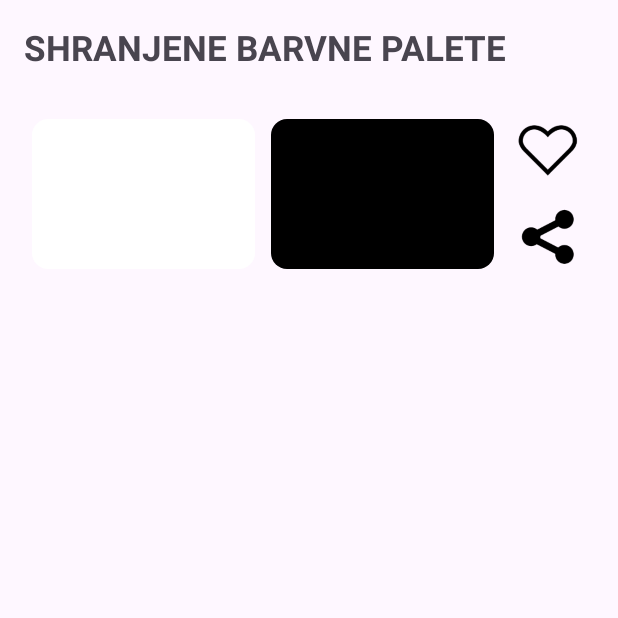
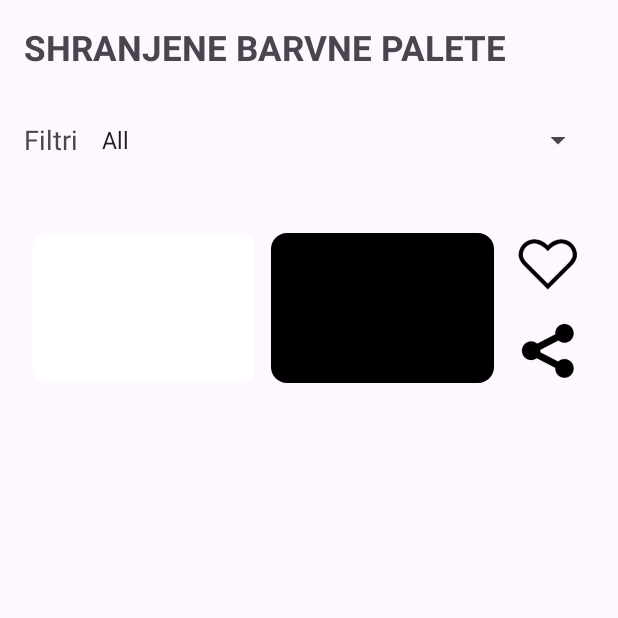
Before and after one commit to pikazibert/EMP, an Android app: the SavedPalettesActivity screen opened directly, with no data from a screen before it, on a phone screen of 412 x 824 dp, the top half of it. Run offline under Robolectric (Android 15) with nearby library versions, the light colour scheme and no system bars.

Commit message:
dodal filtre

```diff
--- a/app/src/main/java/com/example/emp/SavedPalettesActivity.kt
+++ b/app/src/main/java/com/example/emp/SavedPalettesActivity.kt
@@ -11,155 +11,177 @@ import android.os.Handler
 import android.os.Looper
 import android.view.Gravity
 import android.view.View
-import android.widget.ImageView
-import android.widget.LinearLayout
-import android.widget.TextView
-import android.widget.Toast
+import android.widget.*
 import androidx.appcompat.app.AppCompatActivity
 
 class SavedPalettesActivity : AppCompatActivity() {
 
-    // Ustvarimo lazy inicializirano referenco na SharedPreferences, kjer so shranjene barvne palete.
     private val sharedPreferences by lazy { getSharedPreferences("Palettes", MODE_PRIVATE) }
 
     override fun onCreate(savedInstanceState: Bundle?) {
         super.onCreate(savedInstanceState)
         setContentView(R.layout.activity_saved_palettes)
 
-        // Poiščemo LinearLayout iz XML datoteke za prikazovanje shranjenih palet.
         val paletteContainer = findViewById<LinearLayout>(R.id.savedPaletteContainer)
-
-        // Naložimo vse shranjene barvne palete.
+        val spinner = findViewById<Spinner>(R.id.filterDropdown)
         val savedPalettes = loadAllPalettes()
 
-        // Če ni shranjenih palet, prikažemo Toast sporočilo.
         if (savedPalettes.isEmpty()) {
             Toast.makeText(this, "No saved palettes found!", Toast.LENGTH_SHORT).show()
         } else {
-            // Če so palete prisotne, jih prikažemo.
             displayPalettes(paletteContainer, savedPalettes)
+        }
+
+        val filters = listOf("All", "Liked", "2 Col", "3 Col", "4 Col")
+        val adapter = ArrayAdapter(
+            this,
+            android.R.layout.simple_spinner_item,
+            filters
+        )
+        adapter.setDropDownViewResource(android.R.layout.simple_spinner_dropdown_item)
+        spinner.adapter = adapter
+
+        spinner.onItemSelectedListener = object : AdapterView.OnItemSelectedListener {
+            override fun onItemSelected(
+                parent: AdapterView<*>,
+                view: View?,
+                position: Int,
+                id: Long
+            ) {
+                val selectedFilter = filters[position]
+                val filteredPalettes = when (selectedFilter) {
+                    "Liked" -> savedPalettes.filter { isLiked(it.second) }
+                    "2 Col" -> savedPalettes.filter { it.first.size == 2 }
+                    "3 Col" -> savedPalettes.filter { it.first.size == 3 }
+                    "4 Col" -> savedPalettes.filter { it.first.size == 4 }
+                    else -> savedPalettes
+                }
+                displayPalettes(paletteContainer, filteredPalettes)
+            }
+
+            override fun onNothingSelected(parent: AdapterView<*>) {
+                // No action needed
+            }
         }
     }
 
-    /**
-     * Naloži vse shranjene barvne palete iz SharedPreferences.
-     * Vrne seznam palet, kjer je vsaka paleta predstavljena kot seznam nizov z barvnimi kodami.
-
-*/
     private fun loadAllPalettes(): List<Pair<List<String>, String>> {
         val palettesWithLikes = mutableListOf<Pair<List<String>, String>>()
-
-        // Preberi vse ključe iz SharedPreferences (seznam vseh palet).
         sharedPreferences.all.forEach { (key, value) ->
-            // Preveri, če je vrednost tipa Set (to je barvna paleta).
             if (value is Set<*>) {
-                // Pretvori Set v seznam nizov.
                 val palette = value.mapNotNull { it.toString() }
-
-                // Preveri, ali je ta paleta "liked" (oziroma njen status).
-                //val isLiked = sharedPreferences.getBoolean("liked_$key", false)
-
-                // Dodaj paleto in njen "liked" status v seznam.
                 palettesWithLikes.add(Pair(palette, key))
             }
         }
-
         return palettesWithLikes
     }
 
-    /**
-     * Prikaže vse shranjene palete v podanem LinearLayout.
-     * Vsaka paleta se prikaže kot vrstica z barvnimi pogledi.
-     */
-    private fun displayPalettes(container: LinearLayout, palettes: List<Pair<List<String>, String>>) {
-        container.removeAllViews() // Počistimo obstoječe poglede.
-
+    private fun displayPalettes(
+        container: LinearLayout,
+        palettes: List<Pair<List<String>, String>>
+    ) {
+        container.removeAllViews()
         for ((palette, key) in palettes) {
-            // Glavni kontejner za eno paleto
             val paletteRow = LinearLayout(this).apply {
-                orientation = LinearLayout.HORIZONTAL // Horizontalna postavitev
+                orientation = LinearLayout.HORIZONTAL
                 layoutParams = LinearLayout.LayoutParams(
                     LinearLayout.LayoutParams.MATCH_PARENT,
                     LinearLayout.LayoutParams.WRAP_CONTENT
                 )
-                setPadding(0, 16, 0, 16) // Razmiki med vrsticami
+                setPadding(0, 16, 0, 16)
             }
-
-            // Dodamo barvne kvadrate
             for (color in palette) {
                 val colorView = createColorView(color)
                 paletteRow.addView(colorView)
             }
-
-            // Dodamo gumba za "Like" in "Share"
-            // Gumb "Like" z ikono (thumb-up)
             val likeButton = ImageView(this).apply {
-                if(DarkOn()) {
-                    setImageResource(if (isLiked(key)) R.drawable.like else R.drawable.no_like_dark) // Nastavimo ikono glede na to, ali je bila paleta všeč
-                }else{
-                    setImageResource(if (isLiked(key)) R.drawable.like else R.drawable.no_like) // Nastavimo ikono glede na to, ali je bila paleta všeč
+                if (DarkOn()) {
+                    setImageResource(if (isLiked(key)) R.drawable.like else R.drawable.no_like_dark)
+                } else {
+                    setImageResource(if (isLiked(key)) R.drawable.like else R.drawable.no_like)
                 }
                 layoutParams = LinearLayout.LayoutParams(60, 60).apply {
-                    setMargins(0, 10, 0, 0) // Razmiki okoli gumba
-                } // Velikost ikone
+                    setMargins(0, 10, 0, 0)
+                }
                 setOnClickListener {
                     val editor = sharedPreferences.edit()
-                    editor.putBoolean("liked_$key", !isLiked(key)) // Posodobi "liked" status za ta ključ
+                    editor.putBoolean("liked_$key", !isLiked(key))
                     editor.apply()
-                    if(DarkOn()) {
-                        setImageResource(if (isLiked(key)) R.drawable.like else R.drawable.no_like_dark) // Nastavimo ikono glede na to, ali je bila paleta všeč
-                    }else{
-                        setImageResource(if (isLiked(key)) R.drawable.like else R.drawable.no_like) // Nastavimo ikono glede na to, ali je bila paleta všeč
+                    if (DarkOn()) {
+                        setImageResource(if (isLiked(key)) R.drawable.like else R.drawable.no_like_dark)
+                    } else {
+                        setImageResource(if (isLiked(key)) R.drawable.like else R.drawable.no_like)
                     }
                 }
             }
-
             val shareButton = ImageView(this).apply {
-                if(DarkOn()) {
-                    setImageResource(R.drawable.share_dark) // Nastavite vir slike (share)
-                }else{
-                    setImageResource(R.drawable.share) // Nastavite vir slike (share)
-
+                if (DarkOn()) {
+                    setImageResource(R.drawable.share_dark)
+                } else {
+                    setImageResource(R.drawable.share)
                 }
                 layoutParams = LinearLayout.LayoutParams(60, 60).apply {
-                    setMargins(0, 0, 0, 10) // Razmiki okoli gumba
-                } // Velikost ikone
+                    setMargins(0, 0, 0, 10)
+                }
                 setOnClickListener {
-                    sharePalette(palette) // Funkcija za deljenje palete
+                    sharePalette(palette)
                 }
             }
-
-            // Dodajte vertikalni prostor med gumbi z uporabo Dummy View ali prazen LinearLayout
             val space = View(this).apply {
                 layoutParams = LinearLayout.LayoutParams(
-                    LinearLayout.LayoutParams.MATCH_PARENT, // Polna širina
-                    0 // Brez dejanske višine
+                    LinearLayout.LayoutParams.MATCH_PARENT,
+                    0
                 ).apply {
-                    weight = 1f // Dodelite težišče, da ustvari prostor med gumbi
+                    weight = 1f
                 }
             }
-
-            // Ustvarimo vertikalni kontejner za gumba
             val buttonContainer = LinearLayout(this).apply {
-                orientation = LinearLayout.VERTICAL // Vertikalna postavitev
+                orientation = LinearLayout.VERTICAL
                 layoutParams = LinearLayout.LayoutParams(
                     LinearLayout.LayoutParams.WRAP_CONTENT,
                     LinearLayout.LayoutParams.MATCH_PARENT
                 ).apply {
-                    setMargins(16, 0, 16, 0) // Razmiki okoli gumba
+                    setMargins(16, 0, 16, 0)
                 }
             }
-
-// Dodamo gumba v vertikalni kontejner
             buttonContainer.addView(likeButton)
-            buttonContainer.addView(space) // Prazni prostor med gumboma
+            buttonContainer.addView(space)
             buttonContainer.addView(shareButton)
-
-// Dodamo kontejner z gumbi v vrstico
             paletteRow.addView(buttonContainer)
-            // Dodamo vrstico v glavni vsebnik
             container.addView(paletteRow)
         }
+    }
+
+    private fun createColorView(color: String): LinearLayout {
+        val colorView = LinearLayout(this)
+        val backgroundDrawable = GradientDrawable().apply {
+            shape = GradientDrawable.RECTANGLE
+            cornerRadius = 16f
+            setColor(Color.parseColor(color))
+        }
+        colorView.background = backgroundDrawable
+        val layoutParams = LinearLayout.LayoutParams(0, 150, 1f)
+        layoutParams.setMargins(8, 8, 8, 8)
+        colorView.layoutParams = layoutParams
+        val colorCodeTextView = TextView(this).apply {
+            text = color
+            setTextColor(Color.BLACK)
+            textSize = 12f
+            gravity = Gravity.CENTER
+            visibility = TextView.GONE
+        }
+        colorView.addView(colorCodeTextView)
+        colorView.setOnClickListener {
+            val clipboard = getSystemService(Context.CLIPBOARD_SERVICE) as ClipboardManager
+            val clip = ClipData.newPlainText("Color Code", color)
+            clipboard.setPrimaryClip(clip)
+            Toast.makeText(this, "Color code copied", Toast.LENGTH_SHORT).show()
+            colorCodeTextView.visibility = TextView.VISIBLE
+            Handler(Looper.getMainLooper()).postDelayed({
+                colorCodeTextView.visibility = TextView.GONE
+            }, 10000)
+        }
+        return colorView
     }
 
     private fun sharePalette(palette: List<String>) {
@@ -171,80 +193,14 @@ class SavedPalettesActivity : AppCompatActivity() {
         }
         startActivity(Intent.createChooser(shareIntent, "Share via"))
     }
-    /**
-     * Ustvari in vrne LinearLayout, ki prikazuje posamezno barvo.
-     * Barva je določena z nizom, ki predstavlja barvno kodo (npr. "#FF0000").
-
-
-
-    stara funkcija, hocem zaobljene robove
-    private fun createColorView(color: String): LinearLayout {
-        val colorView = LinearLayout(this)
-        colorView.setBackgroundColor(Color.parseColor(color)) // Nastavimo ozadje na določeno barvo.
-        val layoutParams = LinearLayout.LayoutParams(0, 150, 1f) // Širina proporcionalna (1f) za enakomerno porazdelitev.
-        layoutParams.setMargins(8, 8, 8, 8) // Določimo robove za barvni pogled.
-        colorView.layoutParams = layoutParams
-        return colorView
-    }
-    */
-
-    private fun createColorView(color: String): LinearLayout {
-        val colorView = LinearLayout(this)
-
-        // Ustvarimo GradientDrawable za zaobljene robove.
-        val backgroundDrawable = GradientDrawable().apply {
-            shape = GradientDrawable.RECTANGLE
-            cornerRadius = 16f // Polmer za zaobljene robove (v dp, 16f je približno 8dp).
-            setColor(Color.parseColor(color)) // Nastavimo barvo ozadja.
-        }
-
-        colorView.background = backgroundDrawable // Nastavimo ozadje pogleda.
-
-        // Nastavimo parametre za postavitev in robove.
-        val layoutParams = LinearLayout.LayoutParams(0, 150, 1f)
-        layoutParams.setMargins(8, 8, 8, 8)
-        colorView.layoutParams = layoutParams
-
-        // Dodamo TextView za prikaz barvne kode.
-        val colorCodeTextView = TextView(this).apply {
-            text = color
-            setTextColor(Color.BLACK) // Nastavimo barvo besedila.
-            textSize = 12f
-            gravity = Gravity.CENTER
-            visibility = TextView.GONE // Skrijemo, dokler ni potreben prikaz.
-        }
-        colorView.addView(colorCodeTextView)
-
-        // Nastavimo onClickListener za kopiranje barvne kode v odložišče.
-        colorView.setOnClickListener {
-            // Kopiramo barvno kodo v odložišče.
-            val clipboard = getSystemService(Context.CLIPBOARD_SERVICE) as ClipboardManager
-            val clip = ClipData.newPlainText("Color Code", color)
-            clipboard.setPrimaryClip(clip)
-
-            // Prikaz sporočila "color code copied".
-            Toast.makeText(this, "Color code copied", Toast.LENGTH_SHORT).show()
-
-            // Prikažemo barvno kodo za 10 sekund.
-            colorCodeTextView.visibility = TextView.VISIBLE
-            Handler(Looper.getMainLooper()).postDelayed({
-                colorCodeTextView.visibility = TextView.GONE
-            }, 10000) // Po 10 sekundah skrijemo besedilo.
-        }
-
-        return colorView
-    }
 
     private fun isLiked(key: String): Boolean {
         return sharedPreferences.getBoolean("liked_$key", false)
     }
 
-
-    /*
-    nam pove ali je omogocen darkmode
-     */
     private fun DarkOn(): Boolean {
-        val nightModeFlags = resources.configuration.uiMode and android.content.res.Configuration.UI_MODE_NIGHT_MASK
+        val nightModeFlags =
+            resources.configuration.uiMode and android.content.res.Configuration.UI_MODE_NIGHT_MASK
         return nightModeFlags == android.content.res.Configuration.UI_MODE_NIGHT_YES
     }
 }
--- a/app/src/main/res/layout/activity_saved_palettes.xml
+++ b/app/src/main/res/layout/activity_saved_palettes.xml
@@ -15,6 +15,30 @@
         android:gravity="left"
         android:paddingBottom="16dp" />
 
+    <!-- Vrstica z napisom "Filtri" in dropdown menijem -->
+    <LinearLayout
+        android:layout_width="match_parent"
+        android:layout_height="wrap_content"
+        android:orientation="horizontal"
+        android:gravity="center_vertical"
+        android:paddingBottom="16dp">
+
+        <TextView
+            android:id="@+id/filterLabel"
+            android:layout_width="wrap_content"
+            android:layout_height="wrap_content"
+            android:text="Filtri"
+            android:textSize="18sp"
+            android:layout_marginEnd="8dp" />
+
+        <Spinner
+            android:id="@+id/filterDropdown"
+            android:layout_width="0dp"
+            android:layout_height="60dp"
+            android:layout_weight="1"
+            android:spinnerMode="dropdown" />
+    </LinearLayout>
+
     <ScrollView
         android:layout_width="match_parent"
         android:layout_height="wrap_content">
```
